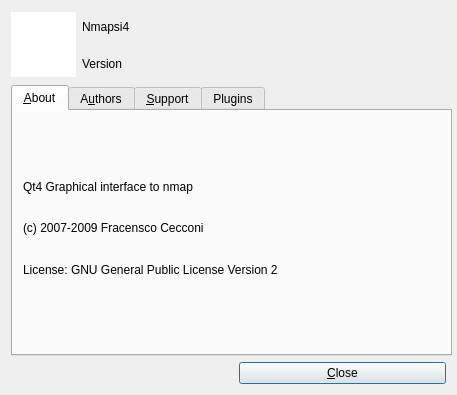
Old version of the form lib/about/about.ui in the repository nmapsi4/nmapsi4.
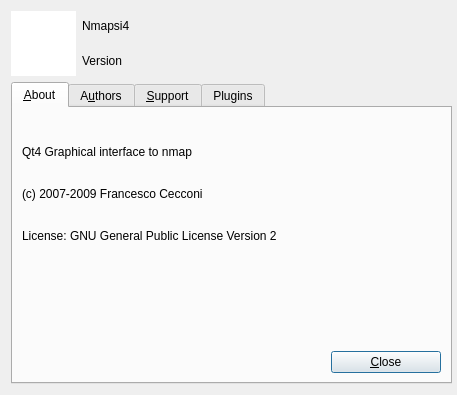
New version of the form. Icons and pictures are not drawn.

Commit message: * about++ * translation templates ++

```diff
--- a/lib/about/about.ui
+++ b/lib/about/about.ui
@@ -29,13 +29,13 @@
      <property name="minimumSize">
       <size>
        <width>0</width>
-       <height>31</height>
+       <height>28</height>
       </size>
      </property>
      <property name="maximumSize">
       <size>
        <width>16777215</width>
-       <height>31</height>
+       <height>28</height>
       </size>
      </property>
      <property name="styleSheet">
@@ -51,13 +51,13 @@
      <property name="minimumSize">
       <size>
        <width>151</width>
-       <height>31</height>
+       <height>28</height>
       </size>
      </property>
      <property name="maximumSize">
       <size>
        <width>16777215</width>
-       <height>31</height>
+       <height>28</height>
       </size>
      </property>
      <property name="sizeIncrement">
@@ -74,30 +74,6 @@
      </property>
     </widget>
    </item>
-   <item row="3" column="0" colspan="2">
-    <spacer name="horizontalSpacer_2">
-     <property name="orientation">
-      <enum>Qt::Horizontal</enum>
-     </property>
-     <property name="sizeHint" stdset="0">
-      <size>
-       <width>40</width>
-       <height>20</height>
-      </size>
-     </property>
-    </spacer>
-   </item>
-   <item row="3" column="2">
-    <widget class="QPushButton" name="buttonExit">
-     <property name="text">
-      <string>&amp;Close</string>
-     </property>
-     <property name="icon">
-      <iconset resource="../../mainwin.qrc">
-       <normaloff>:/images/images/window-close.png</normaloff>:/images/images/window-close.png</iconset>
-     </property>
-    </widget>
-   </item>
    <item row="0" column="0" rowspan="2">
     <widget class="QGraphicsView" name="graphicsView">
      <property name="sizePolicy">
@@ -127,7 +103,7 @@
      </property>
     </widget>
    </item>
-   <item row="0" column="2">
+   <item row="0" column="3">
     <spacer name="horizontalSpacer">
      <property name="orientation">
       <enum>Qt::Horizontal</enum>
@@ -140,7 +116,7 @@
      </property>
     </spacer>
    </item>
-   <item row="2" column="0" colspan="3">
+   <item row="2" column="0" colspan="4">
     <widget class="QTabWidget" name="tabInfo">
      <property name="minimumSize">
       <size>
@@ -155,39 +131,77 @@
       <attribute name="title">
        <string>&amp;About</string>
       </attribute>
+      <layout class="QGridLayout" name="gridLayout_2">
+       <item row="0" column="0">
       <widget class="QLabel" name="label_3">
-       <property name="geometry">
-        <rect>
-         <x>10</x>
-         <y>60</y>
-         <width>221</width>
-         <height>31</height>
-        </rect>
+         <property name="minimumSize">
+          <size>
+           <width>0</width>
+           <height>50</height>
+          </size>
+         </property>
+         <property name="maximumSize">
+          <size>
+           <width>16777215</width>
+           <height>30</height>
+          </size>
        </property>
        <property name="text">
         <string>Qt4 Graphical interface to nmap</string>
        </property>
       </widget>
+       </item>
+       <item row="1" column="0" colspan="2">
       <widget class="QLabel" name="label_4">
-       <property name="geometry">
-        <rect>
-         <x>10</x>
-         <y>90</y>
-         <width>351</width>
-         <height>81</height>
-        </rect>
+         <property name="maximumSize">
+          <size>
+           <width>16777215</width>
+           <height>100</height>
+          </size>
        </property>
        <property name="styleSheet">
         <string notr="true">font: 75 &quot;Sans Serif&quot;;</string>
        </property>
        <property name="text">
         <string>
-(c) 2007-2009 Fracensco Cecconi
+(c) 2007-2009 Francesco Cecconi
 
 
 License: GNU General Public License Version 2</string>
        </property>
       </widget>
+       </item>
+       <item row="3" column="1">
+        <widget class="QPushButton" name="buttonExit">
+         <property name="maximumSize">
+          <size>
+           <width>110</width>
+           <height>16777215</height>
+          </size>
+         </property>
+         <property name="text">
+          <string>&amp;Close</string>
+         </property>
+         <property name="icon">
+          <iconset resource="../../mainwin.qrc">
+           <normaloff>:/images/images/window-close.png</normaloff>:/images/images/window-close.png</iconset>
+         </property>
+        </widget>
+       </item>
+       <item row="2" column="0">
+        <spacer name="verticalSpacer_4">
+         <property name="orientation">
+          <enum>Qt::Vertical</enum>
+         </property>
+         <property name="sizeHint" stdset="0">
+          <size>
+           <width>20</width>
+           <height>30</height>
+          </size>
+         </property>
+        </spacer>
+       </item>
+      </layout>
      </widget>
      <widget class="QWidget" name="tab_2">
       <attribute name="title">
```
Left out of the diff: 14 changed lines with no effect on the pictures. Lines whose indentation alone changed are shown as unchanged. The commit also changes 12 other files.
